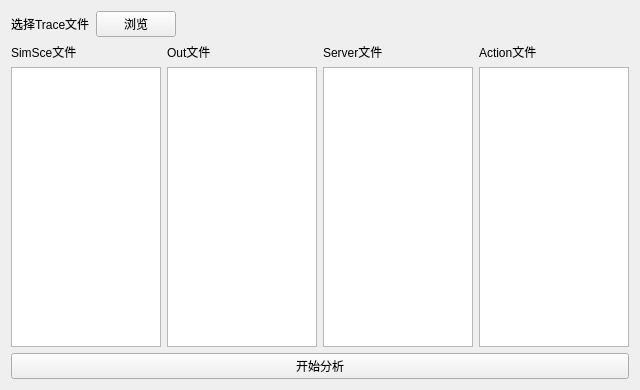
Old version of the form step1.ui in the repository pccooler/TraceAnalyzer.
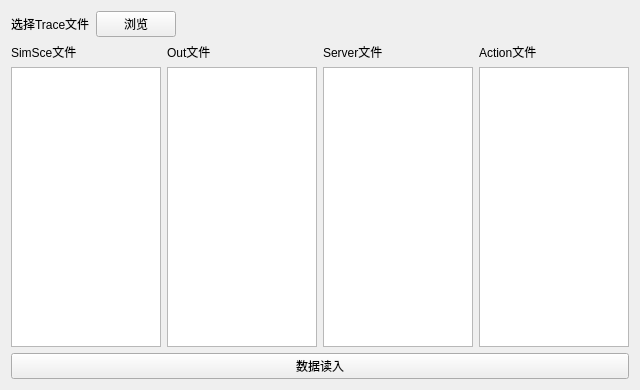
New version of the form.

Diff of the .ui file:
```diff
--- a/step1.ui
+++ b/step1.ui
@@ -112,7 +112,7 @@
        <item>
         <widget class="QPushButton" name="startBtn">
          <property name="text">
-          <string>开始分析</string>
+          <string>数据读入</string>
          </property>
         </widget>
        </item>
```
